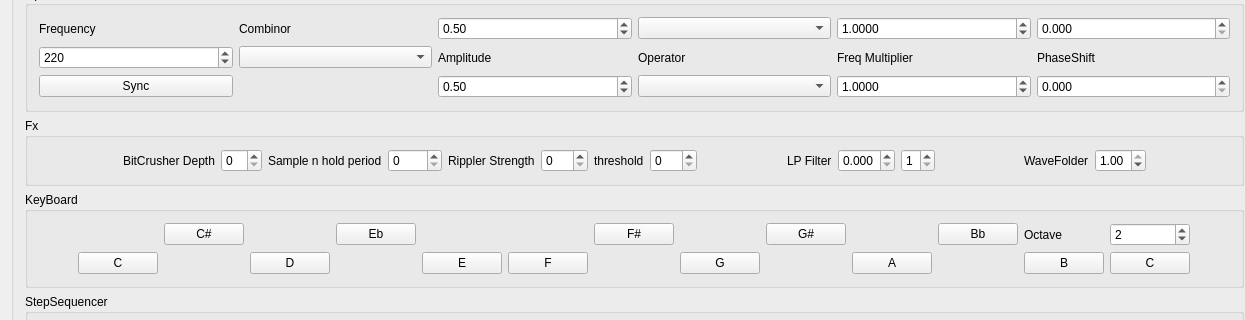
djeemie2000/SynthPlayground, file Synth7/mainwindow.ui: the form before one commit; both pictures show x 0 to 1245 and y 161 to 481 of the 1395 by 672 pixel window.
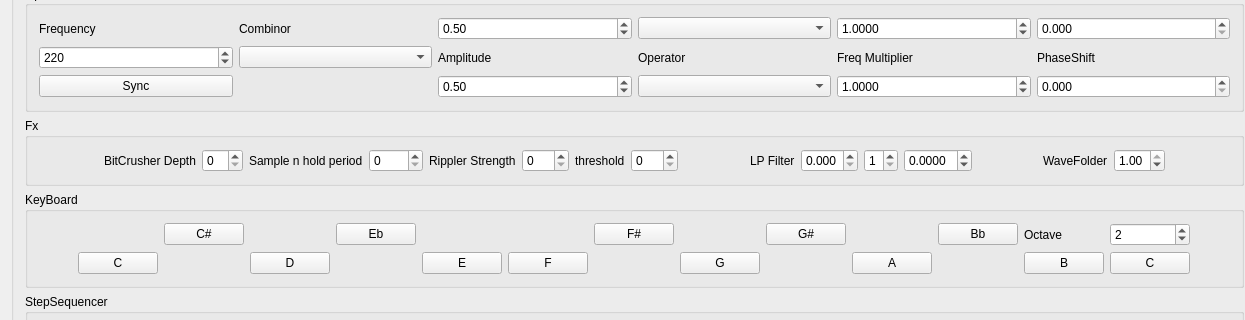
The form after the commit.

Commit message: Added feedback to multi stage filter

What changed in the file:
```diff
--- a/Synth7/mainwindow.ui
+++ b/Synth7/mainwindow.ui
@@ -355,6 +355,22 @@
             </property>
            </widget>
           </item>
+          <item>
+           <widget class="QDoubleSpinBox" name="doubleSpinBox_LPFilterFeedback">
+            <property name="decimals">
+             <number>4</number>
+            </property>
+            <property name="minimum">
+             <double>-1.000000000000000</double>
+            </property>
+            <property name="maximum">
+             <double>1.000000000000000</double>
+            </property>
+            <property name="singleStep">
+             <double>0.001000000000000</double>
+            </property>
+           </widget>
+          </item>
           <item>
            <spacer name="horizontalSpacer_2">
             <property name="orientation">
```
The commit also changes 5 other files.
